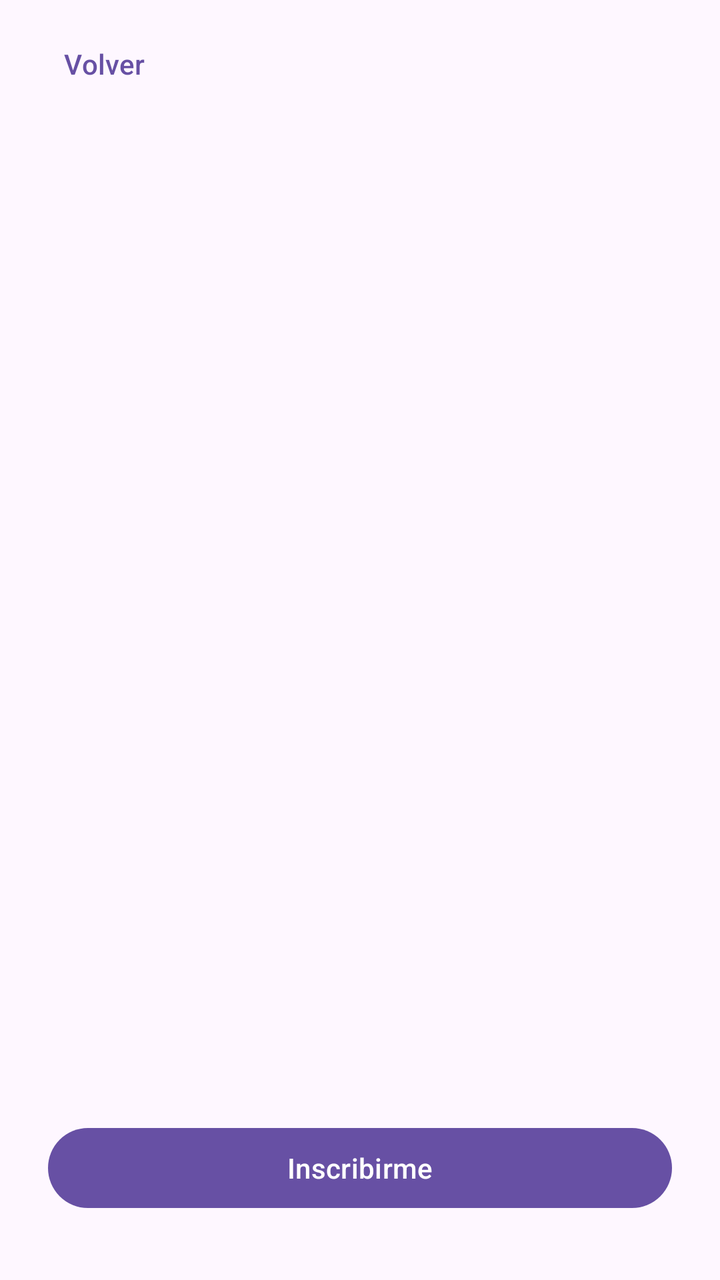
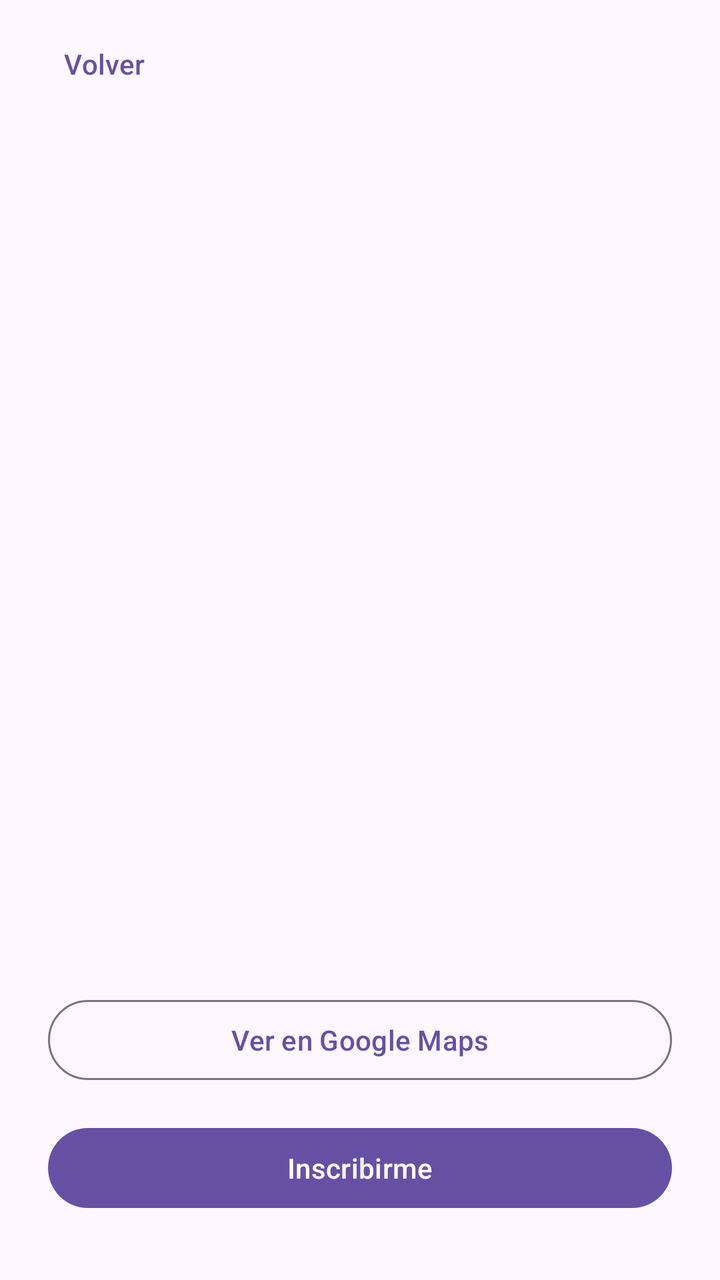

The first picture is an Android layout as it rendered before a commit; the second is the same layout after the commit. The layout source and the unified diff follow.
<!-- AndroidManifest.xml: application theme Theme.Proyecto -->
<!-- res/layout/activity_detalle_actividad.xml -->
<?xml version="1.0" encoding="utf-8"?>
<androidx.constraintlayout.widget.ConstraintLayout xmlns:android="http://schemas.android.com/apk/res/android"
    xmlns:app="http://schemas.android.com/apk/res-auto"
    xmlns:tools="http://schemas.android.com/tools"
    android:id="@+id/main"
    android:layout_width="match_parent"
    android:layout_height="match_parent"
    tools:context=".DetalleActividadActivity">

    <com.google.android.material.button.MaterialButton
        android:id="@+id/btnVolver"
        style="?attr/borderlessButtonStyle"
        android:layout_width="wrap_content"
        android:layout_height="wrap_content"
        android:layout_marginStart="8dp"
        android:layout_marginTop="8dp"
        android:text="@string/btn_volver"
        app:layout_constraintStart_toStartOf="parent"
        app:layout_constraintTop_toTopOf="parent" />

    <TextView
        android:id="@+id/tvNombre"
        android:layout_width="0dp"
        android:layout_height="wrap_content"
        android:layout_marginStart="24dp"
        android:layout_marginTop="32dp"
        android:layout_marginEnd="24dp"
        android:textSize="24sp"
        android:textStyle="bold"
        app:layout_constraintEnd_toEndOf="parent"
        app:layout_constraintStart_toStartOf="parent"
        app:layout_constraintTop_toBottomOf="@id/btnVolver" />

    <TextView
        android:id="@+id/tvFecha"
        android:layout_width="0dp"
        android:layout_height="wrap_content"
        android:layout_marginStart="24dp"
        android:layout_marginTop="16dp"
        android:layout_marginEnd="24dp"
        app:layout_constraintEnd_toEndOf="parent"
        app:layout_constraintStart_toStartOf="parent"
        app:layout_constraintTop_toBottomOf="@+id/tvNombre" />

    <TextView
        android:id="@+id/tvLugar"
        android:layout_width="0dp"
        android:layout_height="wrap_content"
        android:layout_marginStart="24dp"
        android:layout_marginTop="8dp"
        android:layout_marginEnd="24dp"
        app:layout_constraintEnd_toEndOf="parent"
        app:layout_constraintStart_toStartOf="parent"
        app:layout_constraintTop_toBottomOf="@+id/tvFecha" />
    
    <TextView
        android:id="@+id/tvDescripcion"
        android:layout_width="0dp"
        android:layout_height="wrap_content"
        android:layout_marginStart="24dp"
        android:layout_marginTop="24dp"
        android:layout_marginEnd="24dp"
        app:layout_constraintEnd_toEndOf="parent"
        app:layout_constraintStart_toStartOf="parent"
        app:layout_constraintTop_toBottomOf="@+id/tvLugar" />

    <com.google.android.material.button.MaterialButton
        android:id="@+id/btnInscribirme"
        android:layout_width="0dp"
        android:layout_height="wrap_content"
        android:layout_marginStart="24dp"
        android:layout_marginEnd="24dp"
        android:layout_marginBottom="32dp"
        android:text="@string/btn_inscribirme"
        app:layout_constraintBottom_toBottomOf="parent"
        app:layout_constraintEnd_toEndOf="parent"
        app:layout_constraintStart_toStartOf="parent" />

</androidx.constraintlayout.widget.ConstraintLayout>
<!-- resources referenced by this layout -->
<resources>
  <string name="btn_inscribirme">Inscribirme</string>
  <string name="btn_volver">Volver</string>
  <style name="Theme.Proyecto" parent="Base.Theme.Proyecto" />
  <style name="Base.Theme.Proyecto" parent="Theme.Material3.DayNight.NoActionBar">
          
          
      </style>
</resources>

<!-- the commit's change to res/layout/activity_detalle_actividad.xml (unified diff, before → after) -->
@@ -65,6 +65,19 @@
         app:layout_constraintTop_toBottomOf="@+id/tvLugar" />
 
     <com.google.android.material.button.MaterialButton
+        android:id="@+id/btnVerMapaDetalle"
+        style="?attr/materialButtonOutlinedStyle"
+        android:layout_width="0dp"
+        android:layout_height="wrap_content"
+        android:layout_marginStart="24dp"
+        android:layout_marginEnd="24dp"
+        android:layout_marginBottom="16dp"
+        android:text="@string/btn_ver_en_maps"
+        app:layout_constraintBottom_toTopOf="@id/btnInscribirme"
+        app:layout_constraintEnd_toEndOf="parent"
+        app:layout_constraintStart_toStartOf="parent" />
+
+    <com.google.android.material.button.MaterialButton
         android:id="@+id/btnInscribirme"
         android:layout_width="0dp"
         android:layout_height="wrap_content"
<!-- resource entries referenced after the edit -->
@@ -1,6 +1,7 @@
 <!-- resources referenced by this layout -->
 <resources>
   <string name="btn_inscribirme">Inscribirme</string>
+  <string name="btn_ver_en_maps">Ver en Google Maps</string>
   <string name="btn_volver">Volver</string>
   <style name="Theme.Proyecto" parent="Base.Theme.Proyecto" />
   <style name="Base.Theme.Proyecto" parent="Theme.Material3.DayNight.NoActionBar">
